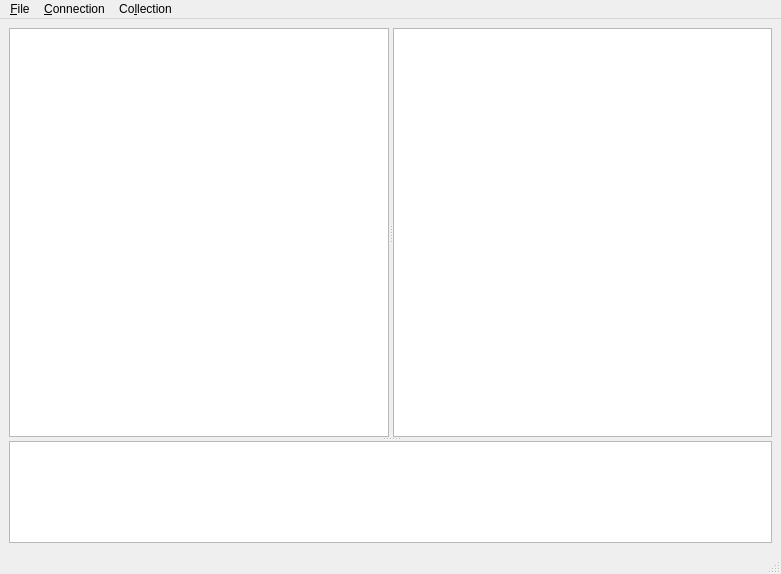
BackupTheBerlios/muroa-svn, file trunk/muroaGui/muroagui/muroagui.ui: the form before one commit.
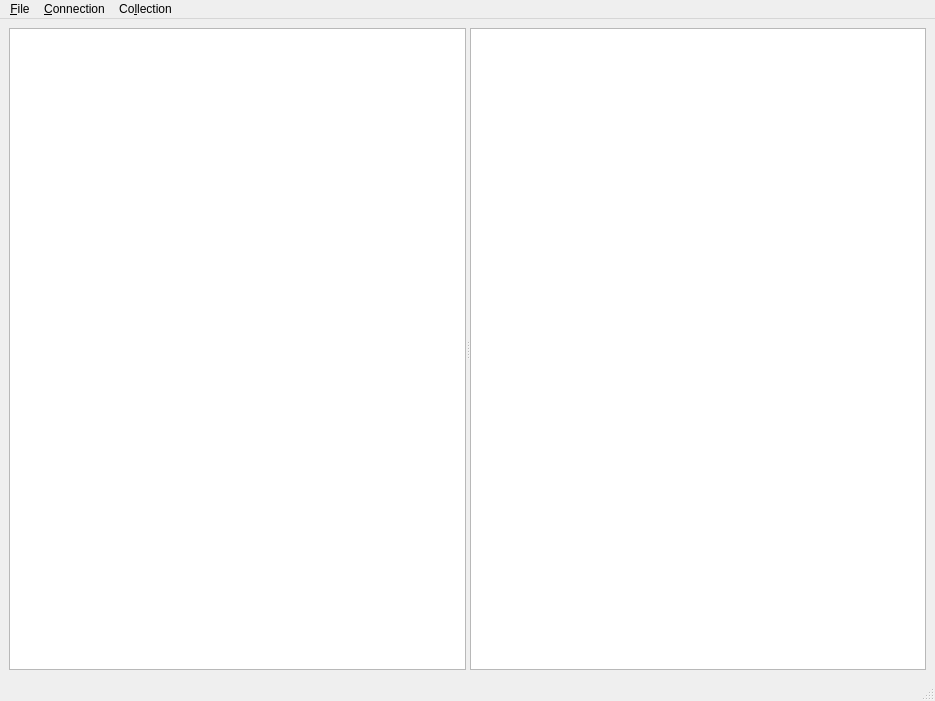
The form after the commit. Custom widgets are drawn as their Qt base class.

```diff
--- a/trunk/muroaGui/muroagui/muroagui.ui
+++ b/trunk/muroaGui/muroagui/muroagui.ui
@@ -6,8 +6,8 @@
    <rect>
     <x>0</x>
     <y>0</y>
-    <width>781</width>
-    <height>574</height>
+    <width>935</width>
+    <height>701</height>
    </rect>
   </property>
   <property name="windowTitle">
@@ -16,47 +16,12 @@
   <widget class="QWidget" name="centralwidget">
    <layout class="QGridLayout" name="gridLayout">
     <item row="0" column="0">
-     <widget class="QSplitter" name="splitter_2">
+     <widget class="QSplitter" name="splitter">
       <property name="orientation">
-       <enum>Qt::Vertical</enum>
+       <enum>Qt::Horizontal</enum>
       </property>
-      <widget class="QSplitter" name="splitter">
-       <property name="sizePolicy">
-        <sizepolicy hsizetype="Expanding" vsizetype="Preferred">
-         <horstretch>0</horstretch>
-         <verstretch>4</verstretch>
-        </sizepolicy>
-       </property>
-       <property name="orientation">
-        <enum>Qt::Horizontal</enum>
-       </property>
-       <widget class="QTableView" name="collectionView"/>
-       <widget class="QListView" name="playlistView">
-        <property name="acceptDrops">
-         <bool>true</bool>
-        </property>
-        <property name="dragEnabled">
-         <bool>true</bool>
-        </property>
-        <property name="dragDropOverwriteMode">
-         <bool>true</bool>
-        </property>
-        <property name="dragDropMode">
-         <enum>QAbstractItemView::InternalMove</enum>
-        </property>
-        <property name="selectionBehavior">
-         <enum>QAbstractItemView::SelectRows</enum>
-        </property>
-       </widget>
-      </widget>
-      <widget class="QPlainTextEdit" name="plainTextEdit">
-       <property name="sizePolicy">
-        <sizepolicy hsizetype="Expanding" vsizetype="Expanding">
-         <horstretch>0</horstretch>
-         <verstretch>1</verstretch>
-        </sizepolicy>
-       </property>
-      </widget>
+      <widget class="QTableView" name="collectionView"/>
+      <widget class="CPlaylistView" name="playlistView"/>
      </widget>
     </item>
    </layout>
@@ -66,8 +31,8 @@
     <rect>
      <x>0</x>
      <y>0</y>
-     <width>781</width>
-     <height>25</height>
+     <width>935</width>
+     <height>21</height>
     </rect>
    </property>
    <widget class="QMenu" name="menu_File">
@@ -130,6 +95,13 @@
    </property>
   </action>
  </widget>
+ <customwidgets>
+  <customwidget>
+   <class>CPlaylistView</class>
+   <extends>QListView</extends>
+   <header>CPlaylistView.h</header>
+  </customwidget>
+ </customwidgets>
  <resources/>
  <connections/>
 </ui>
```
